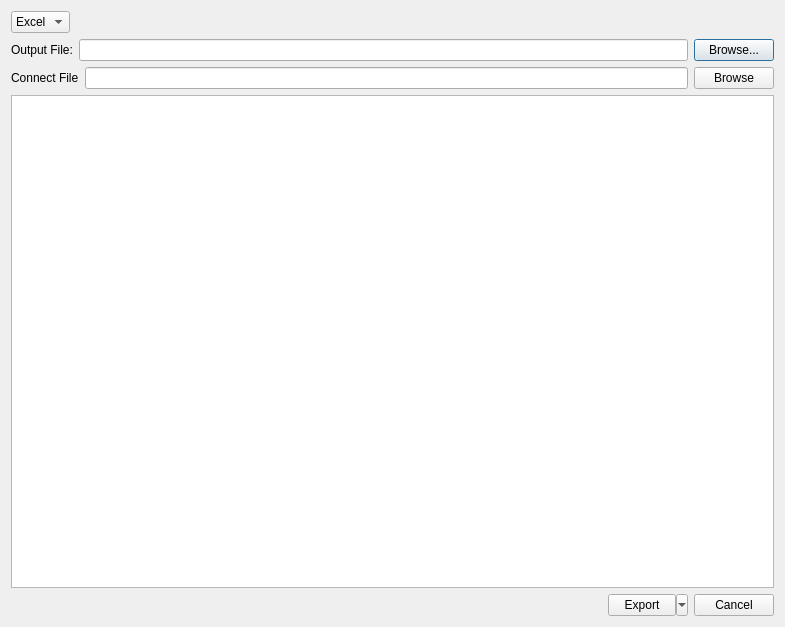
First picture: the form in src/gdxviewer/exportdialog.ui, repository GAMS-dev/studio, before the edit.
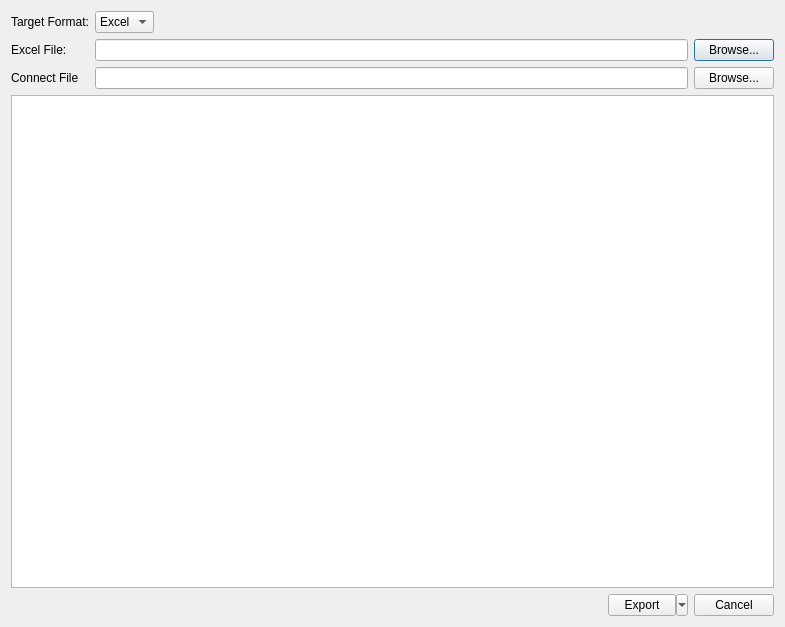
Second picture: the form after the edit.

Commit message: Improve export dialog layout

```diff
--- a/src/gdxviewer/exportdialog.ui
+++ b/src/gdxviewer/exportdialog.ui
@@ -18,6 +18,15 @@
   </property>
   <layout class="QVBoxLayout" name="verticalLayout">
    <item>
+    <layout class="QGridLayout" name="gridLayout">
+     <item row="0" column="0">
+      <widget class="QLabel" name="lTargetFormat">
+       <property name="text">
+        <string>Target Format:</string>
+       </property>
+      </widget>
+     </item>
+     <item row="0" column="1">
     <layout class="QHBoxLayout" name="horizontalLayout_2">
      <item>
       <widget class="QComboBox" name="comboBox">
@@ -43,43 +52,37 @@
      </item>
     </layout>
    </item>
-   <item>
-    <layout class="QHBoxLayout" name="horizontalLayout_3">
-     <item>
-      <widget class="QLabel" name="label">
+     <item row="1" column="0">
+      <widget class="QLabel" name="lExcel">
        <property name="text">
-        <string>Output File:</string>
+        <string>Excel File:</string>
        </property>
       </widget>
      </item>
-     <item>
+     <item row="1" column="1">
       <widget class="QLineEdit" name="leExcel"/>
      </item>
-     <item>
+     <item row="1" column="2">
       <widget class="QPushButton" name="pbBrowseExcel">
        <property name="text">
         <string>Browse...</string>
        </property>
       </widget>
      </item>
-    </layout>
-   </item>
-   <item>
-    <layout class="QHBoxLayout" name="horizontalLayout_4">
-     <item>
+     <item row="2" column="0">
       <widget class="QLabel" name="label_2">
        <property name="text">
         <string>Connect File</string>
        </property>
       </widget>
      </item>
-     <item>
+     <item row="2" column="1">
       <widget class="QLineEdit" name="leConnect"/>
      </item>
-     <item>
+     <item row="2" column="2">
       <widget class="QPushButton" name="pbBrowseConnect">
        <property name="text">
-        <string>Browse</string>
+        <string>Browse...</string>
        </property>
       </widget>
      </item>
```
Lines whose indentation alone changed are shown as unchanged.
